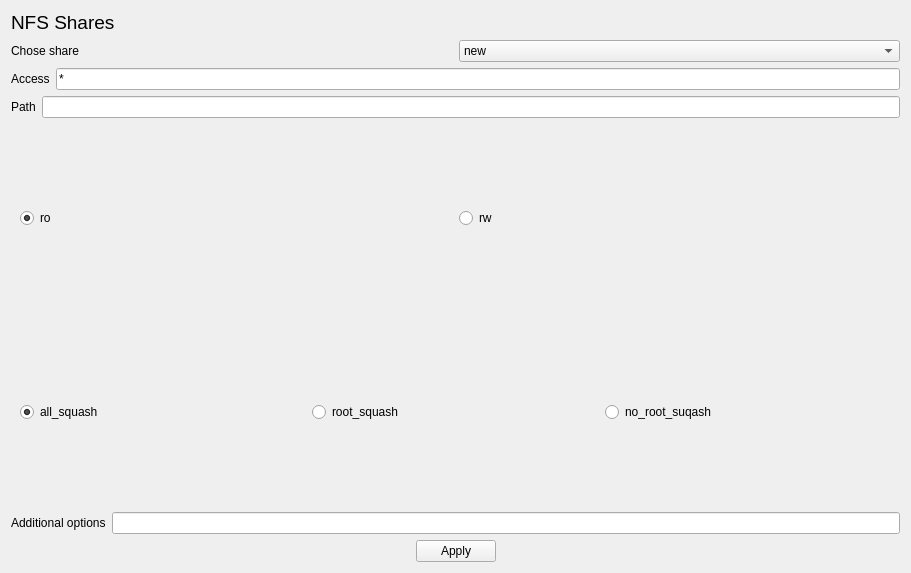
The window that nfs_window.ui (kubekpop/slm) describes before a commit, drawn with Qt 5.
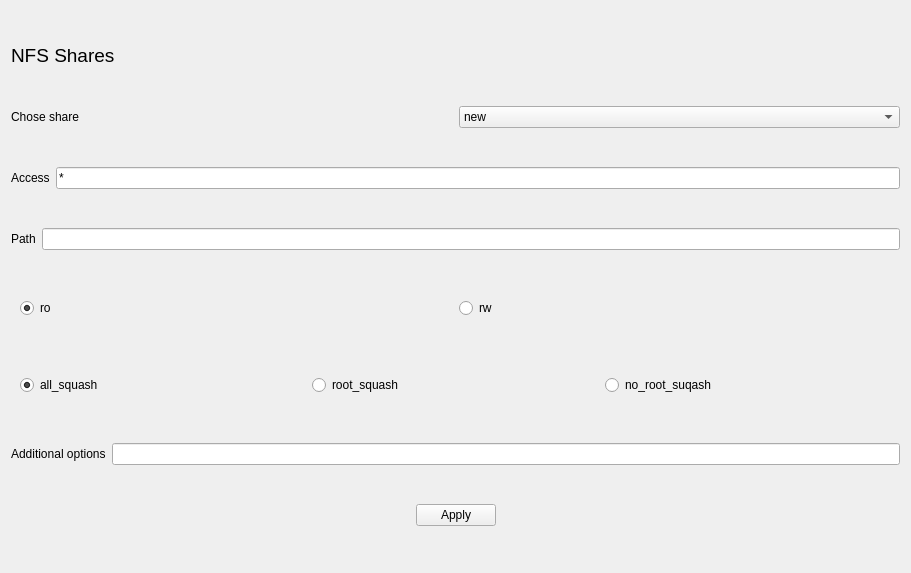
The same window after the commit.

Patch:
```diff
--- a/nfs_window.ui
+++ b/nfs_window.ui
@@ -92,7 +92,7 @@
      <item>
       <widget class="QWidget" name="widget_2" native="true">
        <property name="sizePolicy">
-        <sizepolicy hsizetype="Preferred" vsizetype="Preferred">
+        <sizepolicy hsizetype="Preferred" vsizetype="Fixed">
          <horstretch>0</horstretch>
          <verstretch>0</verstretch>
         </sizepolicy>
@@ -143,7 +143,7 @@
      <item>
       <widget class="QWidget" name="widget" native="true">
        <property name="sizePolicy">
-        <sizepolicy hsizetype="Preferred" vsizetype="Preferred">
+        <sizepolicy hsizetype="Preferred" vsizetype="Fixed">
          <horstretch>0</horstretch>
          <verstretch>0</verstretch>
         </sizepolicy>
```
